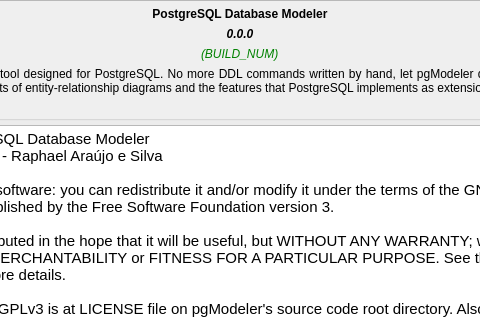
Above: libpgmodeler_ui/ui/aboutwidget.ui from pgmodeler/pgmodeler before the change; both pictures show x 161 to 641 and y 0 to 320 of the 772 by 600 pixel window. Below: the same form after it.
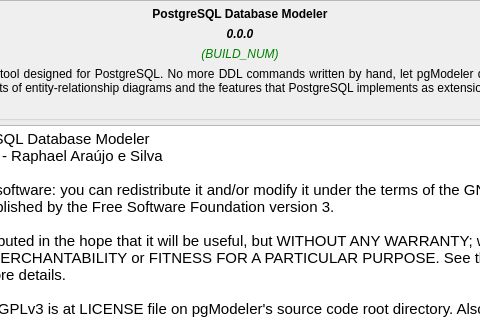
That is the form after the change. Icons and pictures are not drawn.

The edit to the form file:
```diff
--- a/libpgmodeler_ui/ui/aboutwidget.ui
+++ b/libpgmodeler_ui/ui/aboutwidget.ui
@@ -234,6 +234,9 @@
           <property name="text">
            <string>(BUILD_NUM)</string>
           </property>
+          <property name="alignment">
+           <set>Qt::AlignCenter</set>
+          </property>
           <property name="indent">
            <number>-1</number>
           </property>
```
